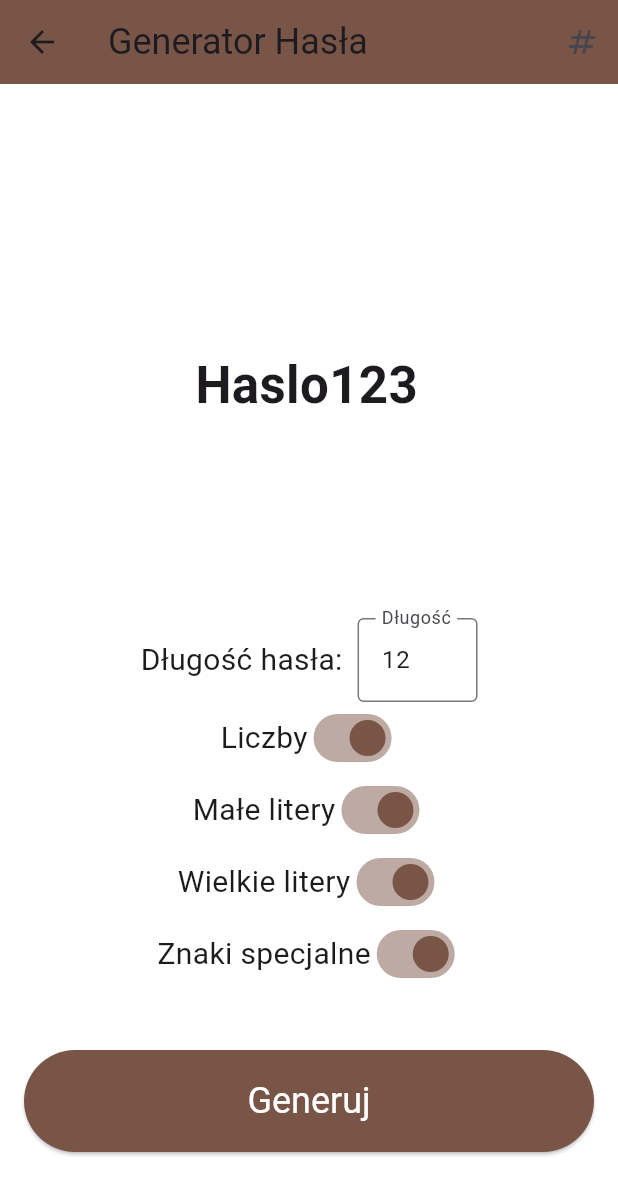
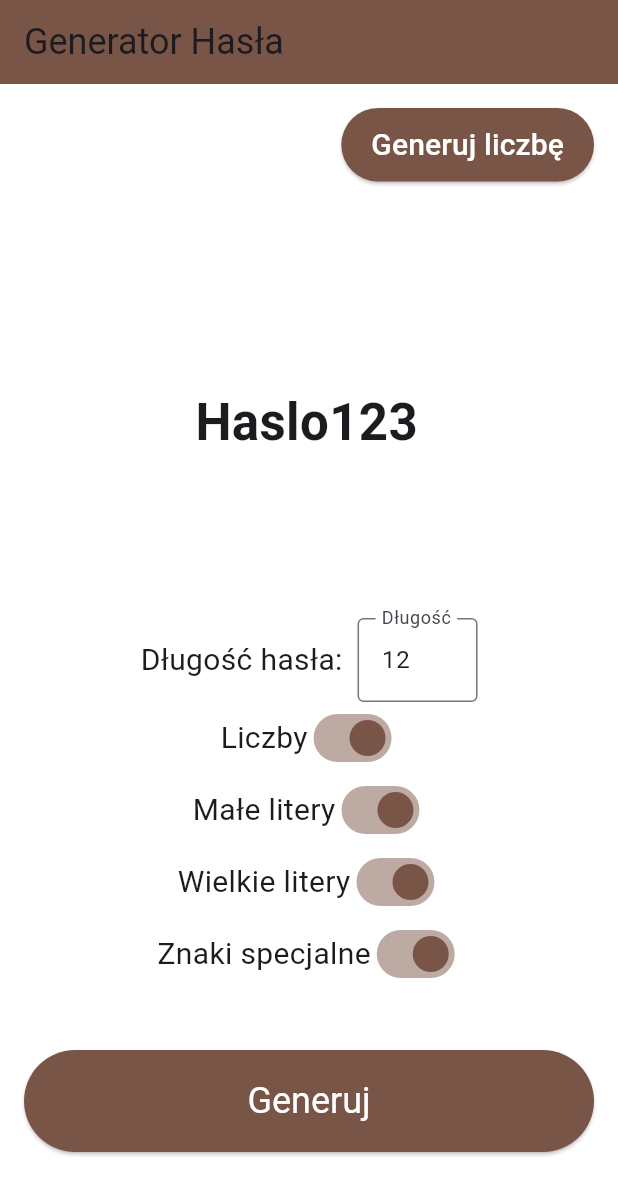
Before and after one commit to dominikkilijan/Flutter, a Flutter app: the screen it shows after launch, after a tap on "Generuj hasło", on a phone screen of 412 x 824 dp. Shown: the top 1195 px of the screen. Run offline on Flutter 3.47's test engine with Material 3 defaults, Android fonts, the phone set to English and light mode, and no system bars.

Commit message:
Zmiany w password_generator.dart

```diff
--- a/random/lib/pages/password_generator.dart
+++ b/random/lib/pages/password_generator.dart
@@ -1,5 +1,6 @@
 import 'dart:math';
 import 'package:flutter/material.dart';
+import 'random_number_generator.dart';
 
 class PasswordScreen extends StatefulWidget {
   @override
@@ -13,6 +14,20 @@ class _PasswordScreenState extends State<PasswordScreen> {
   bool _includeLowercase = true;
   bool _includeNumbers = true;
   bool _includeSpecialCharacters = true;
+
+  final TextEditingController _passwordLengthController = TextEditingController();
+
+  @override
+  void initState() {
+    super.initState();
+    _passwordLengthController.text = '$_passwordLength';
+  }
+
+  @override
+  void dispose() {
+    _passwordLengthController.dispose();
+    super.dispose();
+  }
 
   String _generatePassword() {
     const uppercase = 'ABCDEFGHIJKLMNOPQRSTUVWXYZ';
@@ -55,9 +70,7 @@ class _PasswordScreenState extends State<PasswordScreen> {
           break;
       }
 
-      // Sprawdź, czy co najmniej jeden przełącznik jest włączony
       if (!(_includeUppercase || _includeLowercase || _includeNumbers || _includeSpecialCharacters)) {
-        // Jeśli wszystkie są wyłączone, ponownie włącz ostatni zmodyfikowany przełącznik
         switch (type) {
           case 'uppercase':
             _includeUppercase = true;
@@ -81,25 +94,39 @@ class _PasswordScreenState extends State<PasswordScreen> {
     return Scaffold(
       backgroundColor: Colors.white,
       appBar: AppBar(
+        automaticallyImplyLeading: false,
         title: Text(
           "Generator Hasła",
           style: TextStyle(fontSize: 24),
         ),
         backgroundColor: Colors.brown,
-        actions: [
-          IconButton(
-            icon: Icon(Icons.numbers),
-            onPressed: () {
-              Navigator.pop(context);
-            },
-          ),
-        ],
       ),
       body: Padding(
         padding: const EdgeInsets.all(16.0),
         child: Column(
           crossAxisAlignment: CrossAxisAlignment.center,
           children: [
+            Align(
+              alignment: Alignment.topRight,
+              child: ElevatedButton(
+                onPressed: () {
+                  Navigator.push(
+                    context,
+                    MaterialPageRoute(
+                      builder: (context) => RandomNumberGenerator(),
+                    ),
+                  );
+                },
+                style: ElevatedButton.styleFrom(
+                  backgroundColor: Colors.brown,
+                  padding: EdgeInsets.symmetric(horizontal: 20, vertical: 10),
+                ),
+                child: Text(
+                  'Generuj liczbę',
+                  style: TextStyle(color: Colors.white, fontSize: 20),
+                ),
+              ),
+            ),
             SizedBox(height: 30),
             Expanded(
               child: Center(
@@ -121,7 +148,7 @@ class _PasswordScreenState extends State<PasswordScreen> {
                       width: 80,
                       child: TextField(
                         keyboardType: TextInputType.number,
-                        controller: TextEditingController(text: '$_passwordLength'),
+                        controller: _passwordLengthController,
                         onChanged: (value) {
                           setState(() {
                             _passwordLength = int.tryParse(value) ?? 12;
--- a/random/lib/pages/random_number_generator.dart
+++ b/random/lib/pages/random_number_generator.dart
@@ -48,6 +48,7 @@ class _RandomNumberGeneratorState extends State<RandomNumberGenerator> {
     return Scaffold(
       backgroundColor: Colors.white,
       appBar: AppBar(
+        automaticallyImplyLeading: false,
         title: Text(
           'Generator Liczb',
           style: TextStyle(fontSize: 24),
```
